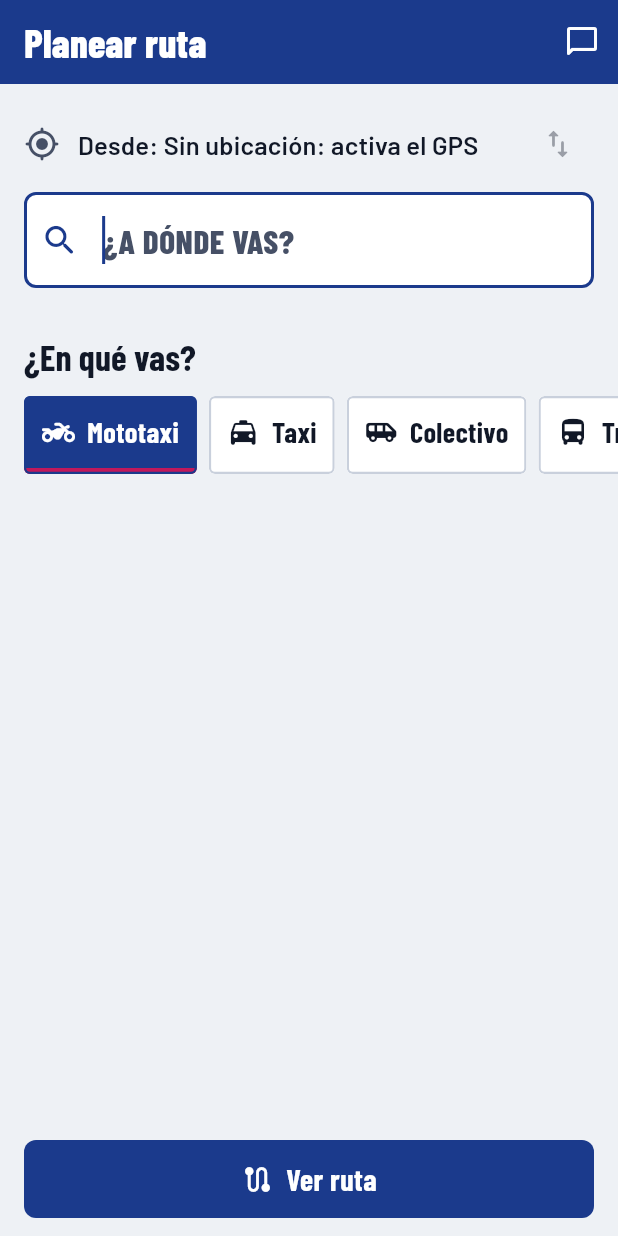
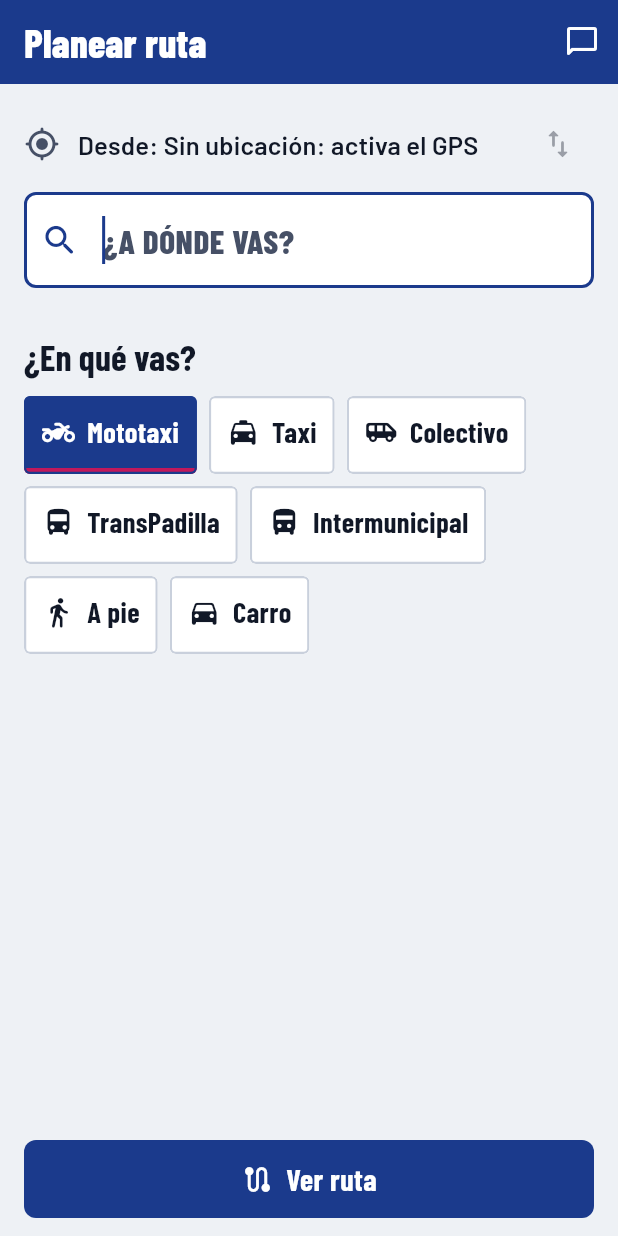
Before and after one commit to LaszloSM/gosmart, a Flutter app: the RoutePlannerScreen screen opened by its route, on a phone screen of 412 x 824 dp. Run offline on Flutter 3.47's test engine with Material 3 defaults, Android fonts, the phone set to English and light mode, and no system bars; our stand-ins replace flutter_dotenv, flutter_map, flutter_riverpod, geolocator, go_router, image_picker and 4 more; accounts and stored records are empty; network calls fail.

Commit message:
fix(design): segunda ronda de la revisión final
- Inicio: la altura de reposo de la hoja se mide (asa → pista) para que
  termine en un borde de fila con cualquier pantalla y tamaño de texto; no
  baja de ahí. Con ruta activa la hoja se oculta y el banner es el asomo
  (antes la placa quedaba cortada detrás del banner).
- Texto al 200 %: el origen del planificador y los subtítulos se parten en
  líneas en vez de cortarse; los modos se acomodan en varias filas (sin
  scroll escondido); el correo del perfil admite 2 líneas; el selector
  Celular/Correo sin íconos.
- Billetera: ícono del aviso alineado, espacio antes del número de tarjeta
  y número enmascarado siempre en una línea.
- Movimientos de viaje con el ícono del modo (mototaxi, taxi, colectivo…)
  deducido de la descripción.
- Arnés de capturas: inicio real con y sin ruta; ProviderScope nuevo por
  captura.

Co-Authored-By: Claude Opus 5.5 <noreply@anthropic.com>
Claude-Session: https://claude.ai/code/session_01T2LgtXptaZ4wPS9gBPAqZS

```diff
--- a/lib/features/profile/widgets/profile_header.dart
+++ b/lib/features/profile/widgets/profile_header.dart
@@ -43,6 +43,7 @@ class ProfileHeader extends ConsumerWidget {
           return GSRoutePlate(
             text: name,
             maxLines: 3,
+            detailMaxLines: 2,
             detail: p.email.isEmpty ? null : p.email,
             size: GSPlateSize.lg,
             isActive: true,
--- a/lib/features/routes/route_planner_screen.dart
+++ b/lib/features/routes/route_planner_screen.dart
@@ -214,7 +214,7 @@ class _RoutePlannerScreenState extends ConsumerState<RoutePlannerScreen> {
                       child: Text(
                         'Desde: $originText',
                         style: Theme.of(context).textTheme.titleMedium,
-                        maxLines: 2,
+                        maxLines: 3,
                         overflow: TextOverflow.ellipsis,
                       ),
                     ),
--- a/lib/features/routes/widgets/mode_selector.dart
+++ b/lib/features/routes/widgets/mode_selector.dart
@@ -14,20 +14,21 @@ class ModeSelector extends StatelessWidget {
 
   @override
   Widget build(BuildContext context) {
-    return SingleChildScrollView(
-      scrollDirection: Axis.horizontal,
+    // En varias filas: todos los modos a la vista, sin scroll escondido,
+    // y caben con texto grande.
+    return Padding(
       padding: const EdgeInsets.symmetric(horizontal: GSSpacing.s4),
-      child: Row(
+      child: Wrap(
+        spacing: GSSpacing.s2,
+        runSpacing: GSSpacing.s2,
         children: [
-          for (final m in travelModes) ...[
+          for (final m in travelModes)
             _ModeOption(
               label: m,
               icon: modeIconFor(m),
               selected: m == selected,
               onTap: () => onChanged(m),
             ),
-            if (m != travelModes.last) const SizedBox(width: GSSpacing.s2),
-          ],
         ],
       ),
     );
@@ -66,7 +67,8 @@ class _ModeOption extends StatelessWidget {
         child: InkWell(
           onTap: onTap,
           child: Container(
-            height: GSSize.touchTarget + 4,
+            constraints:
+                const BoxConstraints(minHeight: GSSize.touchTarget + 4),
             padding: const EdgeInsets.symmetric(horizontal: GSSpacing.s3),
             decoration: BoxDecoration(
               border: Border(
--- a/lib/widgets/gs_list_row.dart
+++ b/lib/widgets/gs_list_row.dart
@@ -72,7 +72,7 @@ class GSListRow extends StatelessWidget {
                         Text(
                           subtitle!,
                           style: text.bodySmall,
-                          maxLines: 2,
+                          maxLines: 3,
                           overflow: TextOverflow.ellipsis,
                         ),
                     ],
--- a/lib/widgets/gs_route_plate.dart
+++ b/lib/widgets/gs_route_plate.dart
@@ -23,6 +23,7 @@ class GSRoutePlate extends StatefulWidget {
     this.onTap,
     this.semanticLabel,
     this.maxLines = 1,
+    this.detailMaxLines = 1,
   });
 
   /// Destino o nombre principal. Se pinta en mayúsculas.
@@ -48,6 +49,9 @@ class GSRoutePlate extends StatefulWidget {
 
   /// Líneas del rótulo principal (2 para nombres largos).
   final int maxLines;
+
+  /// Líneas de la línea pequeña (más con texto grande del sistema).
+  final int detailMaxLines;
 
   @override
   State<GSRoutePlate> createState() => _GSRoutePlateState();
@@ -149,7 +153,7 @@ class _GSRoutePlateState extends State<GSRoutePlate> {
                   const SizedBox(height: 2),
                   Text(
                     widget.detail!,
-                    maxLines: 1,
+                    maxLines: widget.detailMaxLines,
                     overflow: TextOverflow.ellipsis,
                     style: const TextStyle(
                       fontFamily: GSFonts.sans,
```
Also changed, not shown: lib/features/auth/login_screen.dart (+2 -8 lines), lib/features/home/home_screen.dart (+48 -13 lines), lib/features/home/widgets/home_sheet.dart (+12 -3 lines), lib/features/wallet/widgets/balance_header.dart (+18 -6 lines), lib/models/wallet_transaction_model.dart (+14 -2 lines), 1 other file.
